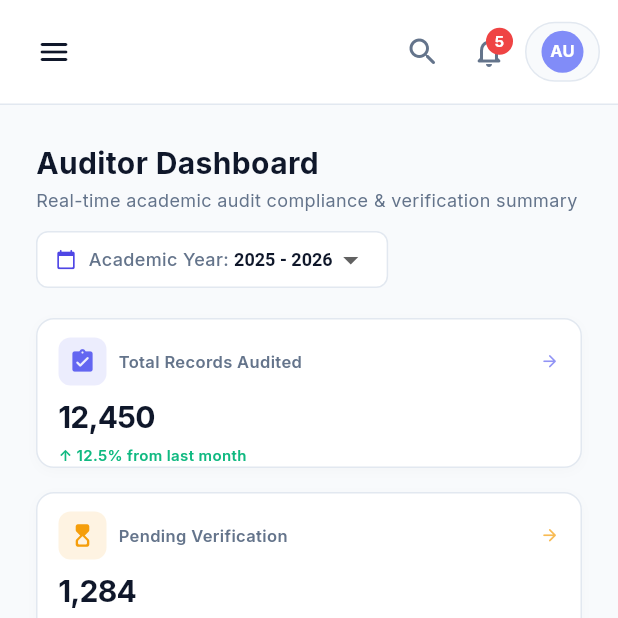
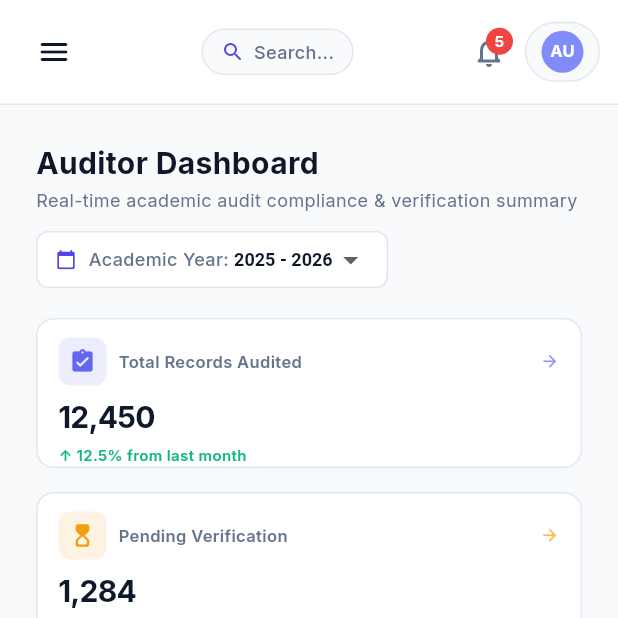
Before and after one commit to dharanya011/auditor-module, a Flutter app: the screen it shows after launch, on a phone screen of 412 x 824 dp, the top half of it. Run offline on Flutter 3.47's test engine with Material 3 defaults, Android fonts, the phone set to English and light mode, and no system bars; our stand-ins replace fl_chart, google_fonts.

Commit message:
feat: center mobile search trigger in top header between hamburger and notification/profile controls

```diff
--- a/lib/widgets/header.dart
+++ b/lib/widgets/header.dart
@@ -70,7 +70,7 @@ class Header extends StatelessWidget {
               ),
             ),
 
-          // Center Search Bar (Prominent & Wider on Desktop / Tablet)
+          // Center Search Control (Desktop: full bar; Mobile: centered search trigger)
           if (!isMobile)
             Expanded(
               child: Padding(
@@ -110,22 +110,39 @@ class Header extends StatelessWidget {
               ),
             )
           else
-            const Spacer(),
+            // Mobile: Centered Search Trigger between left Hamburger and right controls
+            Expanded(
+              child: Center(
+                child: InkWell(
+                  onTap: () => state.setActiveModule('Global Search'),
+                  borderRadius: BorderRadius.circular(20),
+                  child: Container(
+                    padding: const EdgeInsets.symmetric(horizontal: 12, vertical: 6),
+                    decoration: BoxDecoration(
+                      color: AppColors.background,
+                      borderRadius: BorderRadius.circular(20),
+                      border: Border.all(color: AppColors.border),
+                    ),
+                    child: const Row(
+                      mainAxisSize: MainAxisSize.min,
+                      children: [
+                        Icon(Icons.search_rounded, size: 16, color: AppColors.accent),
+                        SizedBox(width: 6),
+                        Text(
+                          'Search...',
+                          style: TextStyle(color: AppColors.textSecondary, fontSize: 12, fontWeight: FontWeight.w500),
+                        ),
+                      ],
+                    ),
+                  ),
+                ),
+              ),
+            ),
 
-          // Right-side controls
+          // Right-side controls (Notifications & Auditor User Profile)
           Row(
             mainAxisSize: MainAxisSize.min,
             children: [
-              // Mobile Search Trigger Button
-              if (isMobile)
-                IconButton(
-                  onPressed: () {
-                    state.setActiveModule('Global Search');
-                  },
-                  icon: const Icon(Icons.search_rounded, color: AppColors.textSecondary),
-                  tooltip: 'Global Search',
-                ),
-
               // Notifications Bell Popover
               PopupMenuButton<String>(
                 tooltip: 'Audit Notifications',
```
Also changed, not shown: 2 other files.
